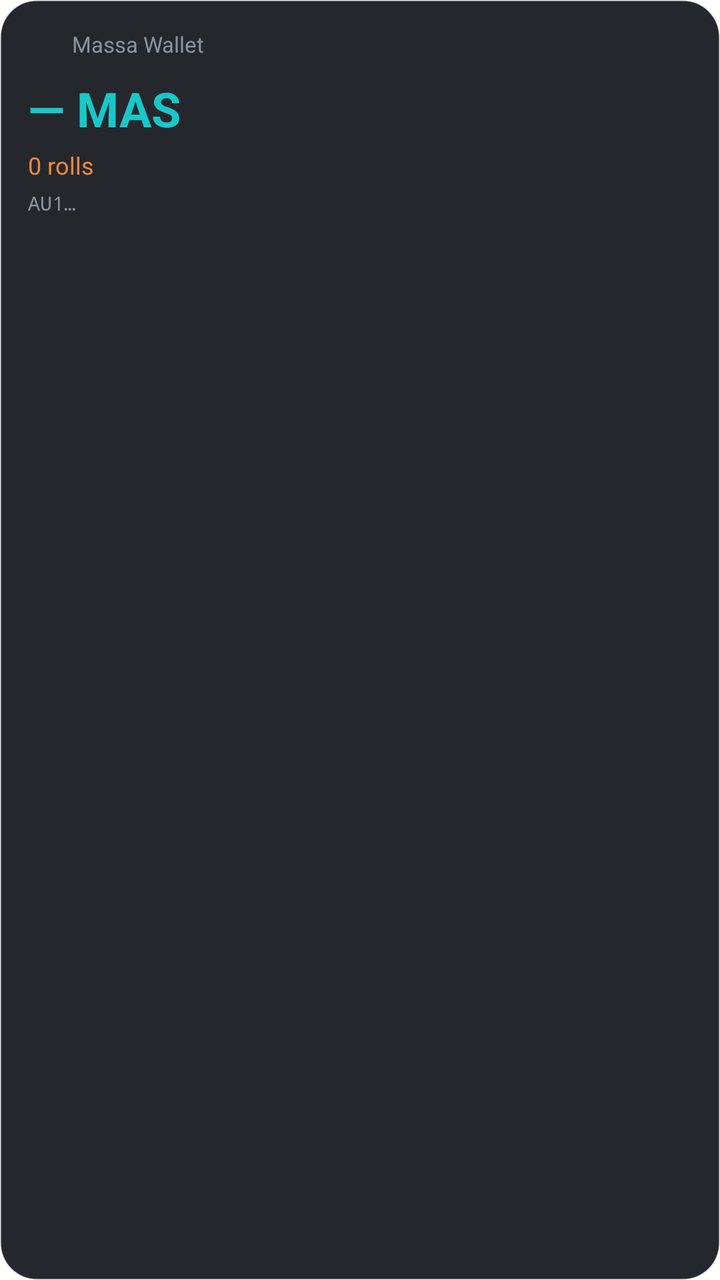
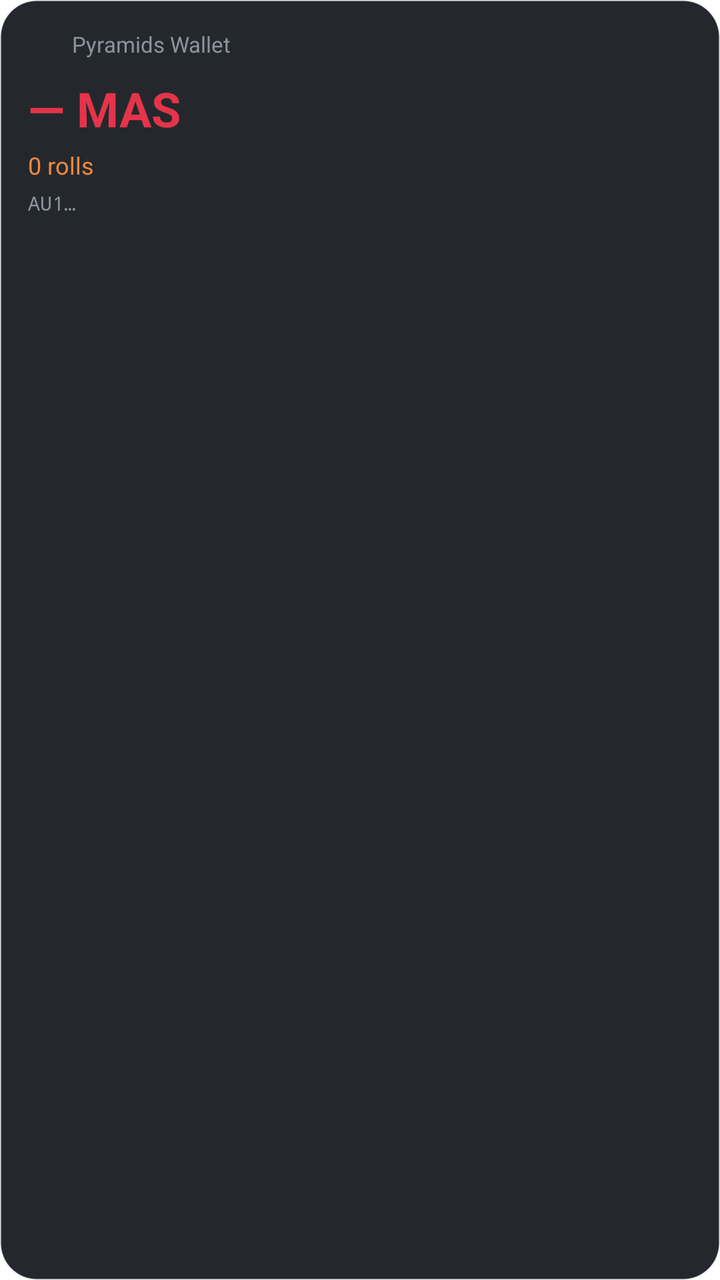

Before-and-after screenshots of an Android layout around one commit, followed by the original layout XML and the change that was made.
<!-- AndroidManifest.xml: fallback theme Theme.MaterialComponents.DayNight.NoActionBar -->
<!-- res/layout/widget_balance.xml -->
<?xml version="1.0" encoding="utf-8"?>
<LinearLayout xmlns:android="http://schemas.android.com/apk/res/android"
    android:layout_width="match_parent"
    android:layout_height="match_parent"
    android:orientation="vertical"
    android:padding="14dp"
    android:background="@drawable/widget_background">

    <LinearLayout
        android:layout_width="match_parent"
        android:layout_height="wrap_content"
        android:orientation="horizontal"
        android:gravity="center_vertical">

        <ImageView
            android:layout_width="16dp"
            android:layout_height="16dp"
            android:src="@mipmap/ic_launcher"
            android:contentDescription="Massa Wallet" />

        <TextView
            android:id="@+id/widget_network"
            android:layout_width="wrap_content"
            android:layout_height="wrap_content"
            android:layout_marginStart="6dp"
            android:text="Massa Wallet"
            android:textColor="#8B949E"
            android:textSize="11sp" />
    </LinearLayout>

    <TextView
        android:id="@+id/widget_balance"
        android:layout_width="match_parent"
        android:layout_height="wrap_content"
        android:layout_marginTop="8dp"
        android:text="— MAS"
        android:textColor="#18C8C8"
        android:textSize="24sp"
        android:textStyle="bold" />

    <LinearLayout
        android:layout_width="match_parent"
        android:layout_height="wrap_content"
        android:orientation="horizontal"
        android:layout_marginTop="4dp">

        <TextView
            android:id="@+id/widget_rolls"
            android:layout_width="wrap_content"
            android:layout_height="wrap_content"
            android:text="0 rolls"
            android:textColor="#F0883E"
            android:textSize="12sp" />
    </LinearLayout>

    <TextView
        android:id="@+id/widget_address"
        android:layout_width="match_parent"
        android:layout_height="wrap_content"
        android:layout_marginTop="4dp"
        android:text="AU1…"
        android:textColor="#8B949E"
        android:textSize="10sp"
        android:fontFamily="monospace" />
</LinearLayout>
<!-- resources referenced by this layout -->
<resources>
  <!-- drawable widget_background (drawable) -->
  <?xml version="1.0" encoding="utf-8"?>
  <shape xmlns:android="http://schemas.android.com/apk/res/android"
      android:shape="rectangle">
      <solid android:color="#E60D1117" />
      <corners android:radius="18dp" />
      <stroke android:width="1dp" android:color="#1F30363D" />
  </shape>
  <!-- mipmap ic_launcher (mipmap-anydpi-v26) -->
  <?xml version="1.0" encoding="utf-8"?>
  <adaptive-icon xmlns:android="http://schemas.android.com/apk/res/android">
    <background android:drawable="@color/ic_launcher_background"/>
    <foreground>
        <inset
            android:drawable="@drawable/ic_launcher_foreground"
            android:inset="16%" />
    </foreground>
  </adaptive-icon>
  <color name="ic_launcher_background">#0D1117</color>
  <!-- drawable ic_launcher_foreground: png bitmap (drawable-hdpi, 9170 bytes) -->
</resources>

<!-- the commit's change to res/layout/widget_balance.xml (unified diff, before → after) -->
@@ -16,14 +16,14 @@
             android:layout_width="16dp"
             android:layout_height="16dp"
             android:src="@mipmap/ic_launcher"
-            android:contentDescription="Massa Wallet" />
+            android:contentDescription="Pyramids Wallet" />
 
         <TextView
             android:id="@+id/widget_network"
             android:layout_width="wrap_content"
             android:layout_height="wrap_content"
             android:layout_marginStart="6dp"
-            android:text="Massa Wallet"
+            android:text="Pyramids Wallet"
             android:textColor="#8B949E"
             android:textSize="11sp" />
     </LinearLayout>
@@ -34,7 +34,7 @@
         android:layout_height="wrap_content"
         android:layout_marginTop="8dp"
         android:text="— MAS"
-        android:textColor="#18C8C8"
+        android:textColor="#E5344A"
         android:textSize="24sp"
         android:textStyle="bold" />
 
<!-- resource entries referenced after the edit -->
@@ -19,6 +19,6 @@
     </foreground>
   </adaptive-icon>
   <color name="ic_launcher_background">#0D1117</color>
-  <!-- drawable ic_launcher_foreground: png bitmap (drawable-hdpi, 9170 bytes) -->
+  <!-- drawable ic_launcher_foreground: png bitmap (drawable-hdpi, 6002 bytes) -->
 </resources>
 
